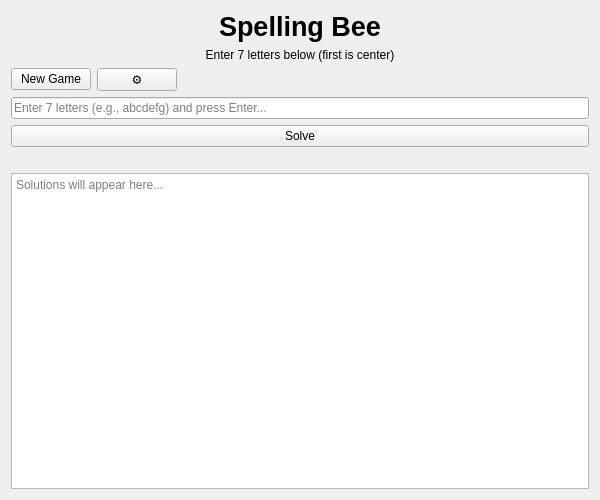
satsinush/word-games, file src/gui/SpellingBeeWidget.ui: the form before one commit.
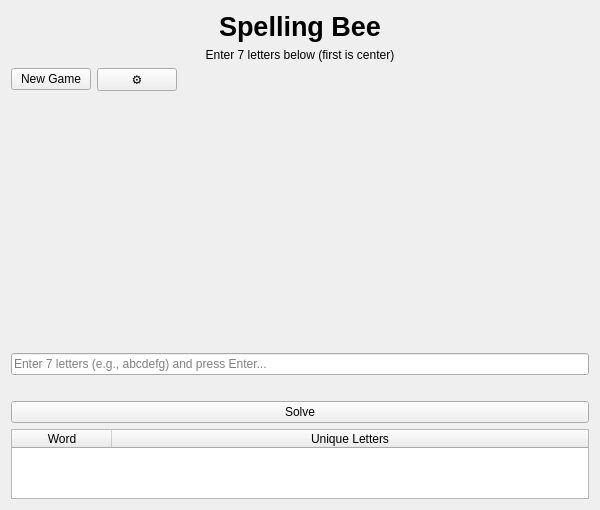
The form after the commit.

Diff of the .ui file:
```diff
--- a/src/gui/SpellingBeeWidget.ui
+++ b/src/gui/SpellingBeeWidget.ui
@@ -72,6 +72,52 @@
      </item>
     </layout>
    </item>
+   <item>
+    <layout class="QHBoxLayout" name="hexagonLayout">
+     <item>
+      <spacer name="hexLeftSpacer">
+       <property name="orientation">
+        <enum>Qt::Horizontal</enum>
+       </property>
+       <property name="sizeHint" stdset="0">
+        <size>
+         <width>40</width>
+         <height>20</height>
+        </size>
+       </property>
+      </spacer>
+     </item>
+     <item>
+      <widget class="QWidget" name="hexagonContainer" native="true">
+       <property name="sizePolicy">
+        <sizepolicy hsizetype="Fixed" vsizetype="Fixed">
+         <horstretch>0</horstretch>
+         <verstretch>0</verstretch>
+        </sizepolicy>
+       </property>
+       <property name="minimumSize">
+        <size>
+         <width>220</width>
+         <height>250</height>
+        </size>
+       </property>
+      </widget>
+     </item>
+     <item>
+      <spacer name="hexRightSpacer">
+       <property name="orientation">
+        <enum>Qt::Horizontal</enum>
+       </property>
+       <property name="sizeHint" stdset="0">
+        <size>
+         <width>40</width>
+         <height>20</height>
+        </size>
+       </property>
+      </spacer>
+     </item>
+    </layout>
+   </item>
    <item>
     <widget class="QLineEdit" name="inputField">
      <property name="placeholderText">
@@ -79,13 +125,6 @@
      </property>
     </widget>
    </item>
-   <item>
-    <widget class="QPushButton" name="solveBtn">
-     <property name="text">
-      <string>Solve</string>
-     </property>
-    </widget>
-   </item>
    <item>
     <widget class="QLabel" name="scoreLabel">
      <property name="text">
@@ -97,13 +136,39 @@
     </widget>
    </item>
    <item>
-    <widget class="QTextEdit" name="outputArea">
-     <property name="readOnly">
+    <widget class="QPushButton" name="solveBtn">
+     <property name="text">
+      <string>Solve</string>
+     </property>
+    </widget>
+   </item>
+   <item>
+    <widget class="QTableWidget" name="resultsTable">
+     <property name="editTriggers">
+      <set>QAbstractItemView::NoEditTriggers</set>
+     </property>
+     <property name="alternatingRowColors">
+      <bool>false</bool>
+     </property>
+     <property name="selectionMode">
+      <enum>QAbstractItemView::NoSelection</enum>
+     </property>
+     <property name="selectionBehavior">
+      <enum>QAbstractItemView::SelectRows</enum>
+     </property>
+     <attribute name="horizontalHeaderStretchLastSection">
       <bool>true</bool>
-     </property>
-     <property name="placeholderText">
-      <string>Solutions will appear here...</string>
-     </property>
+     </attribute>
+     <column>
+      <property name="text">
+       <string>Word</string>
+      </property>
+     </column>
+     <column>
+      <property name="text">
+       <string>Unique Letters</string>
+      </property>
+     </column>
     </widget>
    </item>
   </layout>
```
